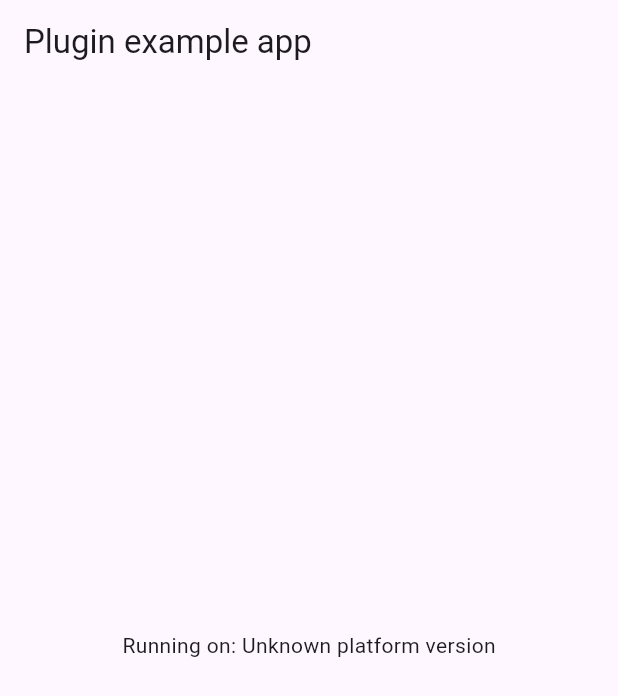
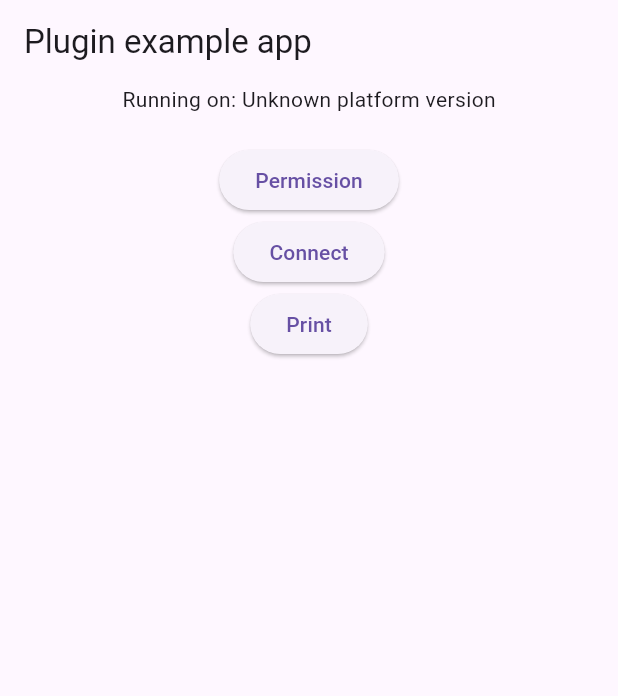
Before and after one commit to estbalveer/flutter_pos_print, a Flutter app: the screen it shows after launch, on a phone screen of 412 x 824 dp. Shown: the top 696 px of the screen. Run offline on Flutter 3.47's test engine with Material 3 defaults, Android fonts, the phone set to English and light mode, and no system bars; our stand-ins replace permission_handler, plugin_platform_interface.

Commit message:
add permissions

```diff
--- a/example/lib/main.dart
+++ b/example/lib/main.dart
@@ -3,6 +3,7 @@ import 'dart:async';
 
 import 'package:flutter/services.dart';
 import 'package:flutter_pos_print/flutter_pos_print.dart';
+import 'package:permission_handler/permission_handler.dart';
 
 void main() {
   runApp(const MyApp());
@@ -18,6 +19,7 @@ class MyApp extends StatefulWidget {
 class _MyAppState extends State<MyApp> {
   String _platformVersion = 'Unknown';
   final _flutterPosPrintPlugin = FlutterPosPrint();
+  int connected = 0;
 
   @override
   void initState() {
@@ -25,12 +27,11 @@ class _MyAppState extends State<MyApp> {
     initPlatformState();
   }
 
-
   Future<void> initPlatformState() async {
     String platformVersion;
     try {
-      platformVersion =
-          await _flutterPosPrintPlugin.getPlatformVersion() ?? 'Unknown platform version';
+      platformVersion = await _flutterPosPrintPlugin.getPlatformVersion() ??
+          'Unknown platform version';
     } on PlatformException {
       platformVersion = 'Failed to get platform version.';
     }
@@ -40,19 +41,64 @@ class _MyAppState extends State<MyApp> {
     });
   }
 
+  connect() async {
+    print("connect");
+    setState(() {
+      connected = 1;
+    });
+    var success = await _flutterPosPrintPlugin.connectBT("00:11:22:33:44:55");
+    print("success $success");
+    setState(() {
+      connected = 2;
+    });
+  }
+
   printer() {
-
+    _flutterPosPrintPlugin.printInvoice(
+        true,
+        false,
+        "12-12-24",
+        "10:05PM",
+        "EST",
+        "Libyana",
+        "1234565432345",
+        "434343",
+        "",
+        "abcd@test.com",
+        "+98765432",
+        "20% OFF",
+        "");
   }
 
   @override
   Widget build(BuildContext context) {
+    String text = connected == 0
+        ? "Connect"
+        : connected == 1
+            ? "Connecting"
+            : "Connected";
+
     return MaterialApp(
       home: Scaffold(
         appBar: AppBar(
           title: const Text('Plugin example app'),
         ),
         body: Center(
-          child: Text('Running on: $_platformVersion\n'),
+          child: Column(
+            children: [
+              Text('Running on: $_platformVersion\n'),
+              ElevatedButton(onPressed: () {
+                Permission.bluetoothConnect.request();
+              }, child: Text("Permission")),
+              ElevatedButton(
+                  onPressed: () {
+                    print("connect printed");
+                    connect();
+                  },
+                  child: Text(text)),
+              ElevatedButton(onPressed: printer, child: Text("Print"))
+            ],
+          ),
         ),
       ),
     );
--- a/example/pubspec.yaml
+++ b/example/pubspec.yaml
@@ -17,6 +17,7 @@ dependencies:
   flutter:
     sdk: flutter
 
+  permission_handler: ^11.3.1
   flutter_pos_print:
     # When depending on this package from a real application you should use:
     #   flutter_pos_print: ^x.y.z
--- a/lib/flutter_pos_print.dart
+++ b/lib/flutter_pos_print.dart
@@ -15,7 +15,7 @@ class FlutterPosPrint {
   }
 
   Future<bool?> connectBT(String address) {
-    return FlutterPosPrintPlatform.instance.autoConnectBT(address);
+    return FlutterPosPrintPlatform.instance.connectBT(address);
   }
 
   Future<bool?> autoConnectBT(String address) {
```
Also changed, not shown: example/pubspec.lock, 2 other files.
